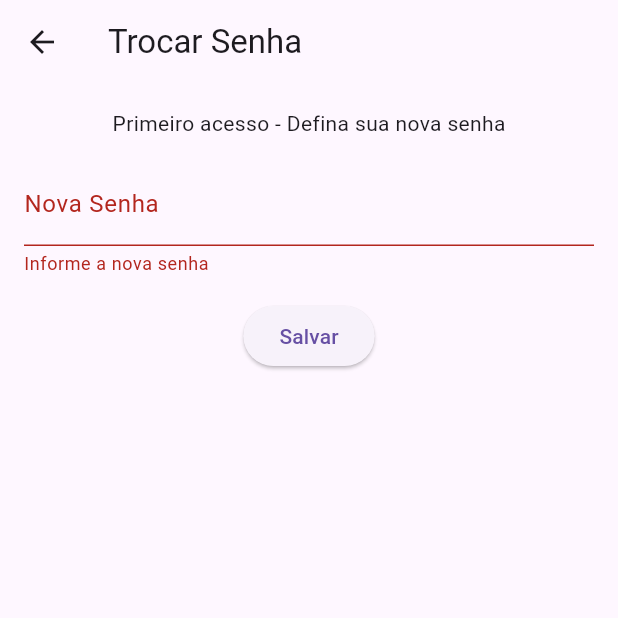
After one commit to DevClaudioFilho/pint_mobile, a Flutter app: the TrocarSenhaPage screen opened directly, after a tap on "Salvar", on a phone screen of 412 x 824 dp, the top half of it. The commit adds this screen. Run offline on Flutter 3.47's test engine with Material 3 defaults, Android fonts, the phone set to English and light mode, and no system bars; our stand-ins replace youtube_player_iframe.

Commit message:
Login funcional

```diff
--- a/lib/app/routes.dart
+++ b/lib/app/routes.dart
@@ -8,8 +8,10 @@ import 'package:flutter_application/presentation/pages/forums_page.dart';
 import 'package:flutter_application/presentation/pages/login_page.dart';
 import 'package:flutter_application/presentation/pages/post_page.dart';
 import 'package:flutter_application/presentation/pages/posts_page.dart';
+import 'package:flutter_application/presentation/pages/primeiro_login_page.dart';
 import 'package:flutter_application/presentation/pages/profile_page.dart';
 import 'package:flutter_application/presentation/pages/solicitar_page.dart';
+import 'package:flutter_application/presentation/pages/trocar_senha_page.dart';
 import '../presentation/pages/splash_page.dart';
 
 class AppRoutes {
@@ -17,6 +19,22 @@ class AppRoutes {
     '/': (context) => const SplashPage(),
     '/login': (context) => const LoginPage(),
     '/solicitar-conta': (context) => const SolicitarContaPage(),
+    '/primeiro-login': (context) {
+      final arg = ModalRoute.of(context)!.settings.arguments;
+      final userId = arg is int ? arg : int.tryParse(arg.toString());
+
+      if (userId == null) {
+        return const Scaffold(
+          body: Center(
+            child: Text('ID de usuário inválido para o primeiro login.'),
+          ),
+        );
+      }
+
+      return PrimeiroLoginPage(userId: userId);
+    },
+
+
 
     '/cursos':
         (context) => const AuthScaffold(child: CursosPage(), title: 'Cursos'),
--- a/lib/core/services/auth_service.dart
+++ b/lib/core/services/auth_service.dart
@@ -1,26 +1,40 @@
-import 'package:flutter/material.dart';
+import 'dart:convert';
+import 'package:flutter/foundation.dart';
+import 'package:http/http.dart' as http;
 
-class AuthService extends ChangeNotifier {
-  String? _token;
+class AuthService extends ChangeNotifier {  // Agora herda de ChangeNotifier
+  Map<String, dynamic>? _currentUser;
 
-  String? get token => _token;
+  Future<Map<String, dynamic>> login(String email, String senha) async {
+    final url = Uri.parse('https://backend-8pyn.onrender.com');
 
-  bool get isAuthenticated => _token != null;
+    final response = await http.post(
+      url,
+      headers: {'Content-Type': 'application/json'},
+      body: jsonEncode({'email': email, 'senha': senha}),
+    );
 
-  Future<void> login(String email, String password) async {
-    await Future.delayed(const Duration(seconds: 1)); // Simula requisição
+    if (response.statusCode == 200) {
+      final data = jsonDecode(response.body);
 
-    // Simula credenciais fixas
-    // if (email == 't@t.com' && password == '123456') {
-      _token = 'fake_token_${DateTime.now().millisecondsSinceEpoch}';
-      notifyListeners();
-    // } else {
-    //   throw Exception('Credenciais inválidas');
-    // }
+      if (data['success'] == true) {
+        _currentUser = data['user'];
+        notifyListeners();  // Notifica listeners sobre a alteração
+        return data;
+      } else {
+        throw Exception(data['message'] ?? 'Login falhou');
+      }
+    } else {
+      throw Exception('Erro de conexão: ${response.statusCode}');
+    }
   }
 
   void logout() {
-    _token = null;
-    notifyListeners();
+    _currentUser = null;
+    notifyListeners();  // Notifica listeners que o usuário deslogou
   }
+
+  bool get isAuthenticated => _currentUser != null;
+
+  Map<String, dynamic>? get currentUser => _currentUser;
 }
--- /dev/null
+++ b/lib/data/models/perfil.dart
@@ -0,0 +1,13 @@
+class Perfil {
+  final int id;
+  final String nome;
+
+  Perfil({required this.id, required this.nome});
+
+  factory Perfil.fromJson(Map<String, dynamic> json) {
+    return Perfil(
+      id: json['id'],
+      nome: json['nome'],
+    );
+  }
+}
--- /dev/null
+++ b/lib/presentation/pages/trocar_senha_page.dart
@@ -0,0 +1,63 @@
+import 'package:flutter/material.dart';
+
+class TrocarSenhaPage extends StatefulWidget {
+  const TrocarSenhaPage({super.key});
+
+  @override
+  State<TrocarSenhaPage> createState() => _TrocarSenhaPageState();
+}
+
+class _TrocarSenhaPageState extends State<TrocarSenhaPage> {
+  final _formKey = GlobalKey<FormState>();
+  final _senhaController = TextEditingController();
+
+  @override
+  void dispose() {
+    _senhaController.dispose();
+    super.dispose();
+  }
+
+  void _trocarSenha() {
+    if (_formKey.currentState!.validate()) {
+      // Simular troca de senha
+      ScaffoldMessenger.of(context).showSnackBar(
+        const SnackBar(content: Text('Senha alterada com sucesso')),
+      );
+      Navigator.pushReplacementNamed(context, '/cursos');
+    }
+  }
+
+  @override
+  Widget build(BuildContext context) {
+    return Scaffold(
+      appBar: AppBar(title: const Text('Trocar Senha')),
+      body: Padding(
+        padding: const EdgeInsets.all(16),
+        child: Form(
+          key: _formKey,
+          child: Column(
+            children: [
+              const Text('Primeiro acesso - Defina sua nova senha'),
+              const SizedBox(height: 16),
+              TextFormField(
+                controller: _senhaController,
+                obscureText: true,
+                decoration: const InputDecoration(labelText: 'Nova Senha'),
+                validator: (value) {
+                  if (value == null || value.isEmpty) return 'Informe a nova senha';
+                  if (value.length < 6) return 'Senha muito curta';
+                  return null;
+                },
+              ),
+              const SizedBox(height: 16),
+              ElevatedButton(
+                onPressed: _trocarSenha,
+                child: const Text('Salvar'),
+              ),
+            ],
+          ),
+        ),
+      ),
+    );
+  }
+}
--- a/pubspec.yaml
+++ b/pubspec.yaml
@@ -13,6 +13,7 @@ dependencies:
   youtube_player_iframe: ^5.2.1
   cupertino_icons: ^1.0.8
   intl: ^0.20.2
+  http: ^1.4.0
 
 dev_dependencies:
   flutter_test:
```
Also changed, not shown: lib/data/models/authResponse.dart (added, +21 -0 lines), lib/data/models/user.dart (added, +29 -0 lines), lib/presentation/pages/login_page.dart (+12 -4 lines), lib/presentation/pages/primeiro_login_page.dart (added, +114 -0 lines), pubspec.lock.
